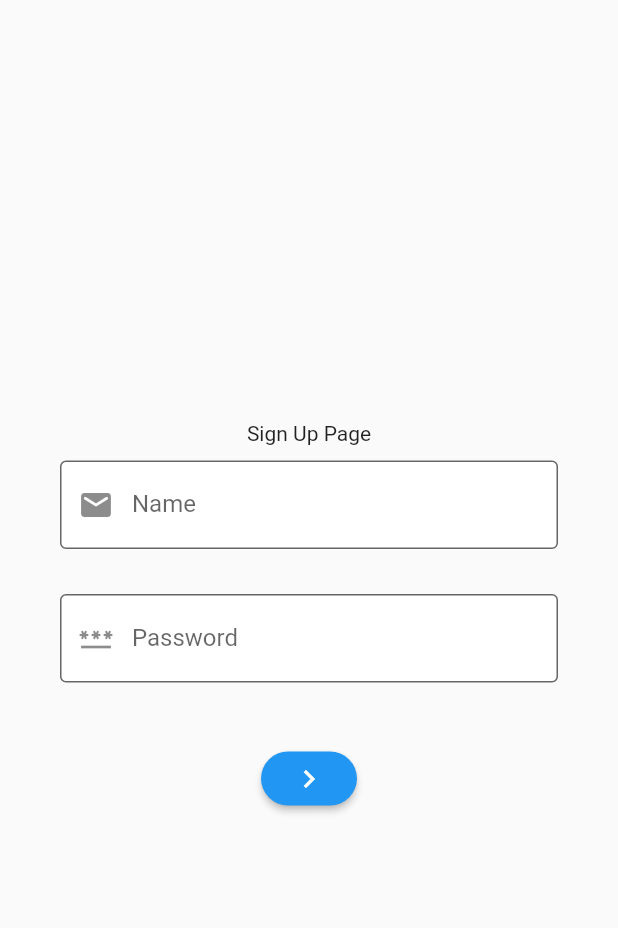
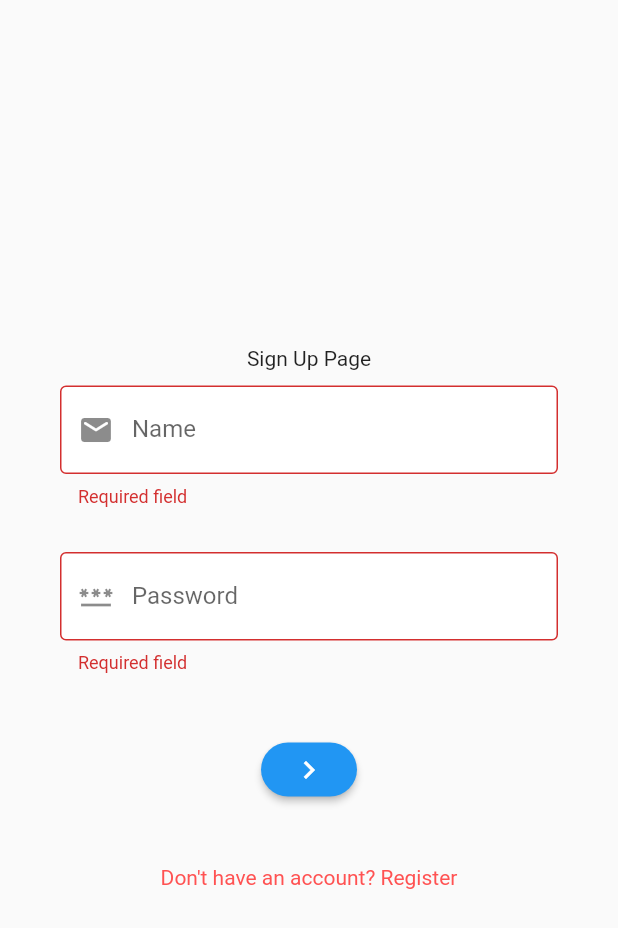
Before and after one commit to JosephAwuku33/Blogly, a Flutter app: the CustomLoginForm widget shown alone on an empty page, opened directly, after a tap on the "navigate next" icon, on a phone screen of 412 x 824 dp. Shown: the top 928 px of the screen. Run offline on Flutter 3.47's test engine with Material 2 defaults, Android fonts, the phone set to English and light mode, and no system bars; our stand-ins replace cloud_firestore, firebase_auth, firebase_core; accounts and stored records are empty; network calls fail.

Commit message:
set up login forms and stuff

```diff
--- a/lib/app.dart
+++ b/lib/app.dart
@@ -1,4 +1,5 @@
 import 'package:blogly/firebase/authentication/navigation/app_settings.dart';
+import 'package:blogly/firebase/authentication/provider/auth_provider.dart';
 //import 'package:blogly/pages/signup_page.dart';
 import 'package:blogly/providers/theme_provider.dart';
 import 'package:flutter/material.dart';
@@ -10,6 +11,7 @@ class App extends StatelessWidget {
   @override
   Widget build(BuildContext context) {
     return MultiProvider(providers: [
+      ChangeNotifierProvider(create: (context) => AuthProvider()),
       ChangeNotifierProvider(
         create: (context) => ThemeModel(),
         builder: ((context, child) {
--- a/lib/pages/login_page.dart
+++ b/lib/pages/login_page.dart
@@ -1,5 +1,5 @@
 // ignore: file_names
-import 'package:blogly/widgets/form_widget.dart';
+import 'package:blogly/widgets/login_widget.dart';
 import 'package:flutter/material.dart';
 
 class Login extends StatelessWidget {
@@ -15,7 +15,7 @@ class Login extends StatelessWidget {
               Center(
                   child: Image.network(
                       "https://images.unsplash.com/photo-1633410189542-36d96e3762b8?ixlib=rb-4.0.3&ixid=M3wxMjA3fDB8MHxwaG90by1wYWdlfHx8fGVufDB8fHx8fA%3D%3D&auto=format&fit=crop&w=580&q=80")),
-              CustomForm(
+              CustomLoginForm(
                 key: key,
               )
             ],
--- a/lib/widgets/login_widget.dart
+++ b/lib/widgets/login_widget.dart
@@ -1,4 +1,5 @@
 import 'package:blogly/pages/home_page.dart';
+import 'package:blogly/pages/signup_page.dart';
 import 'package:flutter/material.dart';
 import 'package:blogly/firebase/authentication/provider/auth_provider.dart';
 import 'package:provider/provider.dart';
@@ -112,9 +113,29 @@ class _CustomLoginFormState extends State<CustomLoginForm> {
                     borderRadius: BorderRadius.circular(60),
                   ),
                 ),
-                onPressed: () {},
+                onPressed: () {
+                  loginUser();
+                },
                 child: const Icon(Icons.navigate_next),
               ),
+              const SizedBox(
+                height: 40,
+              ),
+              Center(
+                child: GestureDetector(
+                  onTap: () {
+                    Navigator.of(context).push(
+                      MaterialPageRoute(
+                          fullscreenDialog: true,
+                          builder: (context) => const SignUpPage()),
+                    );
+                  },
+                  child: const Text(
+                    "Don't have an account? Register",
+                    style: TextStyle(color: Colors.redAccent),
+                  ),
+                ),
+              )
             ],
           ),
         ));
```
Also changed, not shown: lib/widgets/form_widget.dart (+33 -10 lines), 1 other file.
